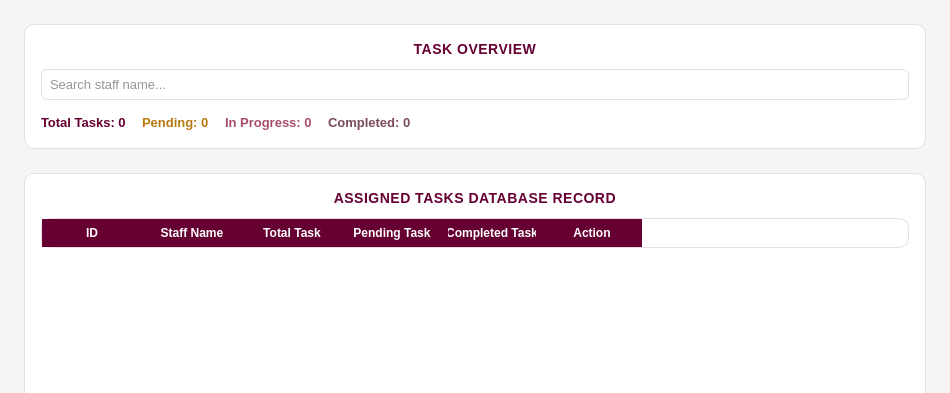
Above: ui/taskmanagement.ui from kriitikat/Sajilo-Bazarr before the change; both pictures show x 0 to 950 and y 0 to 393 of the 950 by 980 pixel window. Below: the same form after it.
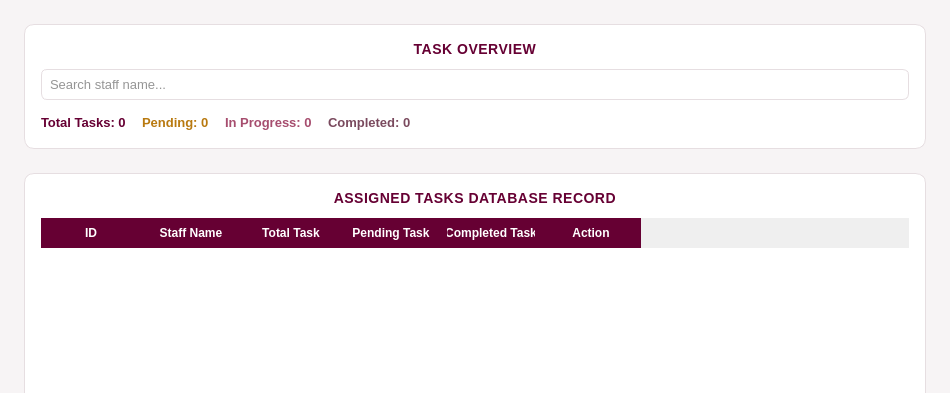
That is the form after the change.

Commit message: Fixed issues in mytask page

```diff
--- a/ui/taskmanagement.ui
+++ b/ui/taskmanagement.ui
@@ -13,6 +13,170 @@
   <property name="windowTitle">
    <string>Inventory Management - Task Management</string>
   </property>
+
+  <!-- ═══════════════════════════════════════════════════════════════
+       MASTER STYLESHEET — every color, font weight, border, radius
+       and hover/pressed/focus state for this module lives here, and
+       ONLY here. taskmanagement.cpp never contains a hex color or a
+       QSS string.
+
+       Two targeting strategies are used:
+
+       1) STATIC widgets built by Designer (the summary panel, the
+          table, its header, the metric labels) are targeted by
+          objectName, e.g. "#assignedTasksTable".
+
+       2) DYNAMIC widgets built at runtime in taskmanagement.cpp — the
+          Add Task / View Task dialogs, task-detail cards, priority
+          badges, stat chips — can't have an objectName wired up in
+          Designer because they're constructed fresh every time a
+          dialog opens. Instead, taskmanagement.cpp tags each one with
+          a dynamic "role" property (setProperty("role", "primary"),
+          etc.) and this stylesheet matches on that, e.g.
+          "QPushButton[role=\"primary\"]".
+
+       Because taskmanagement.cpp copies this exact stylesheet onto
+       every QDialog it builds (dialog.setStyleSheet(this->styleSheet())),
+       the role selectors below apply inside those dialogs too, even
+       though a QDialog is its own top-level window and wouldn't
+       otherwise inherit the main window's stylesheet.
+       ═══════════════════════════════════════════════════════════════ -->
+  <property name="styleSheet">
+   <string notr="true">/* ── Page / dialog background ─────────────────────────── */
+#scrollAreaWidgetContents { background-color:#F7F4F5; }
+QDialog { background-color:#F7F4F5; }
+
+/* ── Summary panel + task table panel (static) ────────────── */
+#summaryPanel, #tablePanel {
+    background-color:#FFFFFF; border:1px solid #E6DEE1; border-radius:10px;
+}
+#lblOverviewTitle, #lblTableTitle {
+    font-size:14px; font-weight:bold; color:#660033; letter-spacing:0.5px; border:none;
+}
+#searchBox {
+    background-color:#FFFFFF; border:1px solid #E6DEE1; color:#2C2C2C;
+    border-radius:6px; padding:6px; font-size:13px;
+}
+#searchBox:focus { border:1px solid #660033; }
+
+#totalTasksLabel { font-size:13px; font-weight:bold; color:#660033; border:none; }
+#pendingLabel    { font-size:13px; font-weight:bold; color:#B8790F; border:none; }
+#inProgressLabel { font-size:13px; font-weight:bold; color:#A64D6E; border:none; }
+#completedLabel  { font-size:13px; font-weight:bold; color:#7A4A5E; border:none; }
+
+/* ── Task table (static) ──────────────────────────────────── */
+#assignedTasksTable {
+    background-color:#FFFFFF; border:none; gridline-color:#F5EEF0; outline:none;
+}
+#assignedTasksTable::item          { padding:6px; color:#2C2C2C; }
+#assignedTasksTable::item:selected { background-color:#F3E6EC; color:#2C2C2C; }
+#assignedTasksTable::item:hover    { background-color:#FBF7F8; }
+#assignedTasksTable QHeaderView::section {
+    background-color:#660033; color:#FFFFFF; font-weight:bold; border:none; padding:6px;
+}
+
+/* ── Panels &amp; containers (dynamic dialogs, role-driven) ──── */
+QFrame[role="panel"] {
+    background-color:#FFFFFF; border:1px solid #E6DEE1; border-radius:10px;
+}
+QFrame[role="taskCard"] {
+    background-color:#F7F4F5; border:1px solid #E6DEE1; border-radius:8px;
+}
+QFrame[role="divider"] { color:#E6DEE1; }
+QScrollArea[role="transparentScroll"] { background:transparent; border:none; }
+
+/* ── Titles / labels (role-driven) ────────────────────────── */
+QLabel[role="panelTitle"] {
+    font-size:14px; font-weight:bold; color:#660033; letter-spacing:0.5px; border:none;
+}
+QLabel[role="sectionHeading"] {
+    color:#660033; font-size:12px; font-weight:bold; letter-spacing:0.5px; border:none;
+}
+QLabel[role="fieldLabel"]      { font-weight:600; color:#4A0F2B; border:none; }
+QLabel[role="valueLabel"]      { color:#2C2C2C; font-size:13px; border:none; }
+QLabel[role="mutedNote"]       { color:#8A7580; font-size:12px; border:none; }
+QLabel[role="cardTitle"]       { color:#2C2C2C; font-size:13px; font-weight:bold; border:none; }
+QLabel[role="cardDescription"] { color:#6B5A63; font-size:12px; border:none; }
+QLabel[role="cardMeta"]        { color:#8A7580; font-size:11px; border:none; }
+
+/* Priority badges (Low / Medium / High) */
+QLabel[role="priorityLow"] {
+    background-color:#E9F9EF; color:#38A169; border:none; border-radius:8px;
+    padding:2px 10px; font-size:11px; font-weight:bold;
+}
+QLabel[role="priorityMedium"] {
+    background-color:#FFF3E0; color:#DD6B20; border:none; border-radius:8px;
+    padding:2px 10px; font-size:11px; font-weight:bold;
+}
+QLabel[role="priorityHigh"] {
+    background-color:#FDECEC; color:#E53E3E; border:none; border-radius:8px;
+    padding:2px 10px; font-size:11px; font-weight:bold;
+}
+
+/* Stat chips (TOTAL / PENDING / COMPLETED) */
+QFrame[role="statChipTotal"]     { background-color:#F3E6EC; border:none; border-radius:6px; }
+QFrame[role="statChipPending"]   { background-color:#FFF3E0; border:none; border-radius:6px; }
+QFrame[role="statChipCompleted"] { background-color:#E9F9EF; border:none; border-radius:6px; }
+
+QLabel[role="statChipLabelTotal"]     { color:#660033; font-size:10px; font-weight:bold; border:none; }
+QLabel[role="statChipLabelPending"]   { color:#DD6B20; font-size:10px; font-weight:bold; border:none; }
+QLabel[role="statChipLabelCompleted"] { color:#38A169; font-size:10px; font-weight:bold; border:none; }
+
+QLabel[role="statChipValueTotal"]     { color:#660033; font-size:16px; font-weight:bold; border:none; }
+QLabel[role="statChipValuePending"]   { color:#DD6B20; font-size:16px; font-weight:bold; border:none; }
+QLabel[role="statChipValueCompleted"] { color:#38A169; font-size:16px; font-weight:bold; border:none; }
+
+/* ── Inputs (role-driven) ──────────────────────────────────── */
+QWidget[role="inputField"] {
+    background-color:#FFFFFF; border:1px solid #E6DEE1; color:#2C2C2C;
+    border-radius:6px; padding:6px; font-size:13px; outline:none;
+}
+QWidget[role="inputField"]:focus { border:1px solid #660033; outline:none; }
+QComboBox[role="inputField"] QAbstractItemView {
+    color:#2C2C2C; background-color:#FFFFFF; outline:none;
+    selection-background-color:#F3E6EC; selection-color:#4A0F2B;
+}
+QComboBox[role="inputField"] QAbstractItemView::item:hover {
+    background-color:#F3E6EC; color:#4A0F2B;
+}
+
+/* ── Buttons (role-driven) ─────────────────────────────────── */
+QPushButton[role="primary"] {
+    background-color:#660033; color:#FFFFFF; border:none; border-radius:6px;
+    padding:8px 20px; font-weight:bold; font-size:13px; outline:none;
+}
+QPushButton[role="primary"]:hover    { background-color:#4A0F2B; }
+QPushButton[role="primary"]:pressed  { background-color:#3A0A21; }
+QPushButton[role="primary"]:focus    { outline:none; border:none; }
+
+QPushButton[role="secondary"] {
+    background-color:#FFFFFF; color:#8A7580; border:1px solid #E6DEE1; border-radius:6px;
+    padding:8px 18px; font-size:13px; font-weight:500; outline:none;
+}
+QPushButton[role="secondary"]:hover   { background-color:#F7F4F5; border-color:#A64D6E; }
+QPushButton[role="secondary"]:pressed { background-color:#F3E6EC; }
+QPushButton[role="secondary"]:focus   { outline:none; }
+
+/* "Add Task" picks up the garnet color, "View Task" the amber color —
+   intentionally matched to staffperform.ui's expire/disable palette. */
+QPushButton[role="addTask"] {
+    background-color:#8B0000; color:white; border:none; border-radius:6px;
+    padding:4px 10px; font-size:11px; font-weight:bold; outline:none;
+}
+QPushButton[role="addTask"]:hover   { background-color:#660000; }
+QPushButton[role="addTask"]:pressed { background-color:#4d0000; }
+QPushButton[role="addTask"]:focus   { outline:none; }
+
+QPushButton[role="viewTask"] {
+    background-color:#d97706; color:white; border:none; border-radius:6px;
+    padding:4px 10px; font-size:11px; font-weight:bold; outline:none;
+}
+QPushButton[role="viewTask"]:hover   { background-color:#b45309; }
+QPushButton[role="viewTask"]:pressed { background-color:#92400e; }
+QPushButton[role="viewTask"]:focus   { outline:none; }
+</string>
+  </property>
+
   <widget class="QWidget" name="centralwidget">
    <layout class="QVBoxLayout" name="centralLayout">
     <property name="leftMargin"><number>0</number></property>
@@ -36,9 +200,6 @@
          <height>932</height>
         </rect>
        </property>
-       <property name="styleSheet">
-        <string>background-color:#F7F4F5;</string>
-       </property>
        <layout class="QVBoxLayout" name="mainLayout">
         <property name="spacing"><number>24</number></property>
         <property name="leftMargin"><number>24</number></property>
@@ -144,9 +305,6 @@
         <!-- ── Task table panel ──────────────────────────────────── -->
         <item>
          <widget class="QFrame" name="tablePanel">
-          <property name="styleSheet">
-           <string>QFrame { background-color:#FFFFFF; border:1px solid #E6DEE1; border-radius:10px; }</string>
-          </property>
           <layout class="QVBoxLayout" name="tablePanelLayout">
            <property name="spacing"><number>12</number></property>
            <property name="leftMargin"><number>16</number></property>
@@ -168,13 +326,6 @@
            </item>
            <item>
             <widget class="QTableWidget" name="assignedTasksTable">
-             <property name="styleSheet">
-              <string>QTableWidget { background-color:#FFFFFF; border:none; gridline-color:#F5EEF0; outline:none; }
-QTableWidget::item { padding:6px; color:#2C2C2C; }
-QTableWidget::item:selected { background-color:#F3E6EC; color:#2C2C2C; }
-QTableWidget::item:hover { background-color:#FBF7F8; }
-QHeaderView::section { background-color:#660033; color:#FFFFFF; font-weight:bold; border:none; padding:6px; }</string>
-             </property>
              <property name="alternatingRowColors">
               <bool>true</bool>
              </property>
```
Left out of the diff: 25 changed lines with no effect on the pictures. The commit also changes 6 other files.
